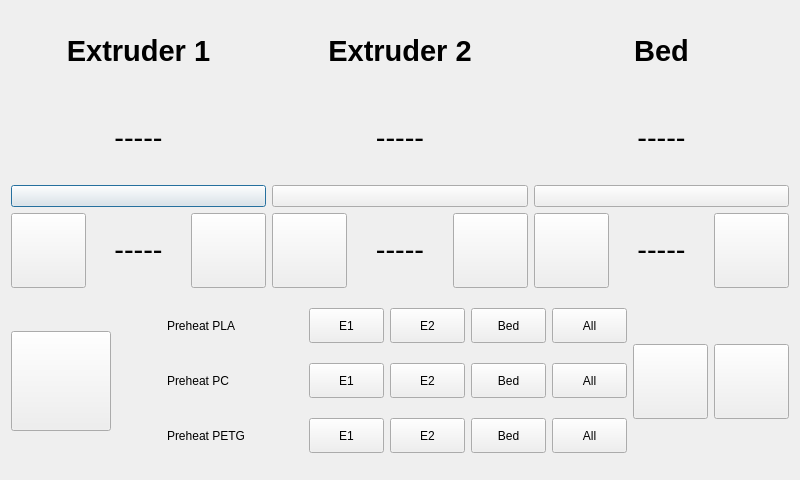
Old version of the form ClientApp/qt/temperaturewindow.ui in the repository re3Dprinting/touchscreen.
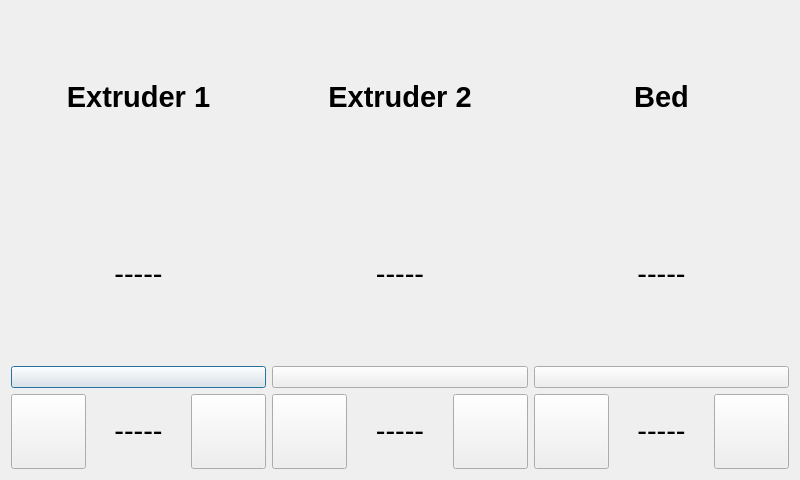
New version of the form. Icons and pictures are not drawn.

Commit message: active and no active print display development

Patch:
```diff
--- a/ClientApp/qt/temperaturewindow.ui
+++ b/ClientApp/qt/temperaturewindow.ui
@@ -19,8 +19,8 @@
   <property name="windowTitle">
    <string>TemperatureWindow</string>
   </property>
-  <layout class="QVBoxLayout" name="verticalLayout_5">
-   <item>
+  <layout class="QGridLayout" name="gridLayout">
+   <item row="0" column="0">
     <layout class="QHBoxLayout" name="horizontalLayout_8">
      <item>
       <layout class="QVBoxLayout" name="verticalLayout_4">
@@ -129,7 +129,7 @@
      </item>
     </layout>
    </item>
-   <item>
+   <item row="1" column="0">
     <layout class="QHBoxLayout" name="horizontalLayout_7">
      <item>
       <layout class="QHBoxLayout" name="horizontalLayout_6">
@@ -304,486 +304,6 @@
      </item>
     </layout>
    </item>
-   <item>
-    <layout class="QHBoxLayout" name="NotActivePrinting">
-     <item>
-      <widget class="QPushButton" name="Back">
-       <property name="maximumSize">
-        <size>
-         <width>100</width>
-         <height>100</height>
-        </size>
-       </property>
-       <property name="text">
-        <string/>
-       </property>
-       <property name="icon">
-        <iconset>
-         <normaloff>img/back.png</normaloff>img/back.png</iconset>
-       </property>
-       <property name="iconSize">
-        <size>
-         <width>100</width>
-         <height>100</height>
-        </size>
-       </property>
-      </widget>
-     </item>
-     <item>
-      <spacer name="horizontalSpacer_5">
-       <property name="orientation">
-        <enum>Qt::Horizontal</enum>
-       </property>
-       <property name="sizeType">
-        <enum>QSizePolicy::Fixed</enum>
-       </property>
-       <property name="sizeHint" stdset="0">
-        <size>
-         <width>50</width>
-         <height>175</height>
-        </size>
-       </property>
-      </spacer>
-     </item>
-     <item>
-      <layout class="QVBoxLayout" name="verticalLayout">
-       <item>
-        <layout class="QHBoxLayout" name="horizontalLayout">
-         <item>
-          <widget class="QLabel" name="PreheatPLA">
-           <property name="text">
-            <string>Preheat PLA</string>
-           </property>
-          </widget>
-         </item>
-         <item>
-          <widget class="QPushButton" name="m1e1">
-           <property name="minimumSize">
-            <size>
-             <width>70</width>
-             <height>30</height>
-            </size>
-           </property>
-           <property name="maximumSize">
-            <size>
-             <width>75</width>
-             <height>35</height>
-            </size>
-           </property>
-           <property name="toolTip">
-            <string>&lt;html&gt;&lt;head/&gt;&lt;body&gt;&lt;p&gt;&lt;span style=&quot; font-size:24pt;&quot;&gt;0.1&lt;/span&gt;&lt;/p&gt;&lt;/body&gt;&lt;/html&gt;</string>
-           </property>
-           <property name="styleSheet">
-            <string notr="true">font: 14pt &quot;Ubuntu&quot;;</string>
-           </property>
-           <property name="text">
-            <string>E1</string>
-           </property>
-          </widget>
-         </item>
-         <item>
-          <widget class="QPushButton" name="m1e2">
-           <property name="sizePolicy">
-            <sizepolicy hsizetype="Fixed" vsizetype="Fixed">
-             <horstretch>0</horstretch>
-             <verstretch>0</verstretch>
-            </sizepolicy>
-           </property>
-           <property name="minimumSize">
-            <size>
-             <width>70</width>
-             <height>30</height>
-            </size>
-           </property>
-           <property name="maximumSize">
-            <size>
-             <width>75</width>
-             <height>35</height>
-            </size>
-           </property>
-           <property name="toolTip">
-            <string>&lt;html&gt;&lt;head/&gt;&lt;body&gt;&lt;p&gt;&lt;span style=&quot; font-size:24pt;&quot;&gt;0.1&lt;/span&gt;&lt;/p&gt;&lt;/body&gt;&lt;/html&gt;</string>
-           </property>
-           <property name="styleSheet">
-            <string notr="true">font: 14pt &quot;Ubuntu&quot;;</string>
-           </property>
-           <property name="text">
-            <string>E2</string>
-           </property>
-          </widget>
-         </item>
-         <item>
-          <widget class="QPushButton" name="m1bed">
-           <property name="sizePolicy">
-            <sizepolicy hsizetype="Fixed" vsizetype="Fixed">
-             <horstretch>0</horstretch>
-             <verstretch>0</verstretch>
-            </sizepolicy>
-           </property>
-           <property name="minimumSize">
-            <size>
-             <width>70</width>
-             <height>30</height>
-            </size>
-           </property>
-           <property name="maximumSize">
-            <size>
-             <width>75</width>
-             <height>35</height>
-            </size>
-           </property>
-           <property name="toolTip">
-            <string>&lt;html&gt;&lt;head/&gt;&lt;body&gt;&lt;p&gt;&lt;span style=&quot; font-size:24pt;&quot;&gt;0.1&lt;/span&gt;&lt;/p&gt;&lt;/body&gt;&lt;/html&gt;</string>
-           </property>
-           <property name="styleSheet">
-            <string notr="true">font: 14pt &quot;Ubuntu&quot;;</string>
-           </property>
-           <property name="text">
-            <string>Bed</string>
-           </property>
-          </widget>
-         </item>
-         <item>
-          <widget class="QPushButton" name="m1all">
-           <property name="sizePolicy">
-            <sizepolicy hsizetype="Fixed" vsizetype="Fixed">
-             <horstretch>0</horstretch>
-             <verstretch>0</verstretch>
-            </sizepolicy>
-           </property>
-           <property name="minimumSize">
-            <size>
-             <width>70</width>
-             <height>30</height>
-            </size>
-           </property>
-           <property name="maximumSize">
-            <size>
-             <width>75</width>
-             <height>35</height>
-            </size>
-           </property>
-           <property name="toolTip">
-            <string>&lt;html&gt;&lt;head/&gt;&lt;body&gt;&lt;p&gt;&lt;span style=&quot; font-size:24pt;&quot;&gt;0.1&lt;/span&gt;&lt;/p&gt;&lt;/body&gt;&lt;/html&gt;</string>
-           </property>
-           <property name="styleSheet">
-            <string notr="true">font: 14pt &quot;Ubuntu&quot;;</string>
-           </property>
-           <property name="text">
-            <string>All</string>
-           </property>
-          </widget>
-         </item>
-        </layout>
-       </item>
-       <item>
-        <layout class="QHBoxLayout" name="horizontalLayout_2">
-         <item>
-          <widget class="QLabel" name="PreheatPC">
-           <property name="text">
-            <string>Preheat PC</string>
-           </property>
-          </widget>
-         </item>
-         <item>
-          <widget class="QPushButton" name="m2e1">
-           <property name="minimumSize">
-            <size>
-             <width>70</width>
-             <height>30</height>
-            </size>
-           </property>
-           <property name="maximumSize">
-            <size>
-             <width>75</width>
-             <height>35</height>
-            </size>
-           </property>
-           <property name="toolTip">
-            <string>&lt;html&gt;&lt;head/&gt;&lt;body&gt;&lt;p&gt;&lt;span style=&quot; font-size:24pt;&quot;&gt;0.1&lt;/span&gt;&lt;/p&gt;&lt;/body&gt;&lt;/html&gt;</string>
-           </property>
-           <property name="styleSheet">
-            <string notr="true">font: 14pt &quot;Ubuntu&quot;;</string>
-           </property>
-           <property name="text">
-            <string>E1</string>
-           </property>
-          </widget>
-         </item>
-         <item>
-          <widget class="QPushButton" name="m2e2">
-           <property name="sizePolicy">
-            <sizepolicy hsizetype="Fixed" vsizetype="Fixed">
-             <horstretch>0</horstretch>
-             <verstretch>0</verstretch>
-            </sizepolicy>
-           </property>
-           <property name="minimumSize">
-            <size>
-             <width>70</width>
-             <height>30</height>
-            </size>
-           </property>
-           <property name="maximumSize">
-            <size>
-             <width>75</width>
-             <height>35</height>
-            </size>
-           </property>
-           <property name="toolTip">
-            <string>&lt;html&gt;&lt;head/&gt;&lt;body&gt;&lt;p&gt;&lt;span style=&quot; font-size:24pt;&quot;&gt;0.1&lt;/span&gt;&lt;/p&gt;&lt;/body&gt;&lt;/html&gt;</string>
-           </property>
-           <property name="styleSheet">
-            <string notr="true">font: 14pt &quot;Ubuntu&quot;;</string>
-           </property>
-           <property name="text">
-            <string>E2</string>
-           </property>
-          </widget>
-         </item>
-         <item>
-          <widget class="QPushButton" name="m2bed">
-           <property name="sizePolicy">
-            <sizepolicy hsizetype="Fixed" vsizetype="Fixed">
-             <horstretch>0</horstretch>
-             <verstretch>0</verstretch>
-            </sizepolicy>
-           </property>
-           <property name="minimumSize">
-            <size>
-             <width>70</width>
-             <height>30</height>
-            </size>
-           </property>
-           <property name="maximumSize">
-            <size>
-             <width>75</width>
-             <height>35</height>
-            </size>
-           </property>
-           <property name="toolTip">
-            <string>&lt;html&gt;&lt;head/&gt;&lt;body&gt;&lt;p&gt;&lt;span style=&quot; font-size:24pt;&quot;&gt;0.1&lt;/span&gt;&lt;/p&gt;&lt;/body&gt;&lt;/html&gt;</string>
-           </property>
-           <property name="styleSheet">
-            <string notr="true">font: 14pt &quot;Ubuntu&quot;;</string>
-           </property>
-           <property name="text">
-            <string>Bed</string>
-           </property>
-          </widget>
-         </item>
-         <item>
-          <widget class="QPushButton" name="m2all">
-           <property name="sizePolicy">
-            <sizepolicy hsizetype="Fixed" vsizetype="Fixed">
-             <horstretch>0</horstretch>
-             <verstretch>0</verstretch>
-            </sizepolicy>
-           </property>
-           <property name="minimumSize">
-            <size>
-             <width>70</width>
-             <height>30</height>
-            </size>
-           </property>
-           <property name="maximumSize">
-            <size>
-             <width>75</width>
-             <height>35</height>
-            </size>
-           </property>
-           <property name="toolTip">
-            <string>&lt;html&gt;&lt;head/&gt;&lt;body&gt;&lt;p&gt;&lt;span style=&quot; font-size:24pt;&quot;&gt;0.1&lt;/span&gt;&lt;/p&gt;&lt;/body&gt;&lt;/html&gt;</string>
-           </property>
-           <property name="styleSheet">
-            <string notr="true">font: 14pt &quot;Ubuntu&quot;;</string>
-           </property>
-           <property name="text">
-            <string>All</string>
-           </property>
-          </widget>
-         </item>
-        </layout>
-       </item>
-       <item>
-        <layout class="QHBoxLayout" name="horizontalLayout_3">
-         <item>
-          <widget class="QLabel" name="PreheatPETG">
-           <property name="text">
-            <string>Preheat PETG</string>
-           </property>
-          </widget>
-         </item>
-         <item>
-          <widget class="QPushButton" name="m3e1">
-           <property name="minimumSize">
-            <size>
-             <width>70</width>
-             <height>30</height>
-            </size>
-           </property>
-           <property name="maximumSize">
-            <size>
-             <width>75</width>
-             <height>35</height>
-            </size>
-           </property>
-           <property name="toolTip">
-            <string>&lt;html&gt;&lt;head/&gt;&lt;body&gt;&lt;p&gt;&lt;span style=&quot; font-size:24pt;&quot;&gt;0.1&lt;/span&gt;&lt;/p&gt;&lt;/body&gt;&lt;/html&gt;</string>
-           </property>
-           <property name="styleSheet">
-            <string notr="true">font: 14pt &quot;Ubuntu&quot;;</string>
-           </property>
-           <property name="text">
-            <string>E1</string>
-           </property>
-          </widget>
-         </item>
-         <item>
-          <widget class="QPushButton" name="m3e2">
-           <property name="sizePolicy">
-            <sizepolicy hsizetype="Fixed" vsizetype="Fixed">
-             <horstretch>0</horstretch>
-             <verstretch>0</verstretch>
-            </sizepolicy>
-           </property>
-           <property name="minimumSize">
-            <size>
-             <width>70</width>
-             <height>30</height>
-            </size>
-           </property>
-           <property name="maximumSize">
-            <size>
-             <width>75</width>
-             <height>35</height>
-            </size>
-           </property>
-           <property name="toolTip">
-            <string>&lt;html&gt;&lt;head/&gt;&lt;body&gt;&lt;p&gt;&lt;span style=&quot; font-size:24pt;&quot;&gt;0.1&lt;/span&gt;&lt;/p&gt;&lt;/body&gt;&lt;/html&gt;</string>
-           </property>
-           <property name="styleSheet">
-            <string notr="true">font: 14pt &quot;Ubuntu&quot;;</string>
-           </property>
-           <property name="text">
-            <string>E2</string>
-           </property>
-          </widget>
-         </item>
-         <item>
-          <widget class="QPushButton" name="m3bed">
-           <property name="sizePolicy">
-            <sizepolicy hsizetype="Fixed" vsizetype="Fixed">
-             <horstretch>0</horstretch>
-             <verstretch>0</verstretch>
-            </sizepolicy>
-           </property>
-           <property name="minimumSize">
-            <size>
-             <width>70</width>
-             <height>30</height>
-            </size>
-           </property>
-           <property name="maximumSize">
-            <size>
-             <width>75</width>
-             <height>35</height>
-            </size>
-           </property>
-           <property name="toolTip">
-            <string>&lt;html&gt;&lt;head/&gt;&lt;body&gt;&lt;p&gt;&lt;span style=&quot; font-size:24pt;&quot;&gt;0.1&lt;/span&gt;&lt;/p&gt;&lt;/body&gt;&lt;/html&gt;</string>
-           </property>
-           <property name="styleSheet">
-            <string notr="true">font: 14pt &quot;Ubuntu&quot;;</string>
-           </property>
-           <property name="text">
-            <string>Bed</string>
-           </property>
-          </widget>
-         </item>
-         <item>
-          <widget class="QPushButton" name="m3all">
-           <property name="sizePolicy">
-            <sizepolicy hsizetype="Fixed" vsizetype="Fixed">
-             <horstretch>0</horstretch>
-             <verstretch>0</verstretch>
-            </sizepolicy>
-           </property>
-           <property name="minimumSize">
-            <size>
-             <width>70</width>
-             <height>30</height>
-            </size>
-           </property>
-           <property name="maximumSize">
-            <size>
-             <width>75</width>
-             <height>35</height>
-            </size>
-           </property>
-           <property name="toolTip">
-            <string>&lt;html&gt;&lt;head/&gt;&lt;body&gt;&lt;p&gt;&lt;span style=&quot; font-size:24pt;&quot;&gt;0.1&lt;/span&gt;&lt;/p&gt;&lt;/body&gt;&lt;/html&gt;</string>
-           </property>
-           <property name="styleSheet">
-            <string notr="true">font: 14pt &quot;Ubuntu&quot;;</string>
-           </property>
-           <property name="text">
-            <string>All</string>
-           </property>
-          </widget>
-         </item>
-        </layout>
-       </item>
-      </layout>
-     </item>
-     <item>
-      <widget class="QPushButton" name="Fan">
-       <property name="maximumSize">
-        <size>
-         <width>75</width>
-         <height>75</height>
-        </size>
-       </property>
-       <property name="text">
-        <string/>
-       </property>
-       <property name="icon">
-        <iconset>
-         <normaloff>img/fanoff.png</normaloff>img/fanoff.png</iconset>
-       </property>
-       <property name="iconSize">
-        <size>
-         <width>65</width>
-         <height>65</height>
-        </size>
-       </property>
-      </widget>
-     </item>
-     <item>
-      <widget class="QPushButton" name="CoolDown">
-       <property name="maximumSize">
-        <size>
-         <width>75</width>
-         <height>75</height>
-        </size>
-       </property>
-       <property name="text">
-        <string/>
-       </property>
-       <property name="icon">
-        <iconset>
-         <normaloff>img/cooldown.png</normaloff>img/cooldown.png</iconset>
-       </property>
-       <property name="iconSize">
-        <size>
-         <width>65</width>
-         <height>65</height>
-        </size>
-       </property>
-      </widget>
-     </item>
-    </layout>
-   </item>
   </layout>
  </widget>
  <resources/>
```
The commit also changes 11 other files.
